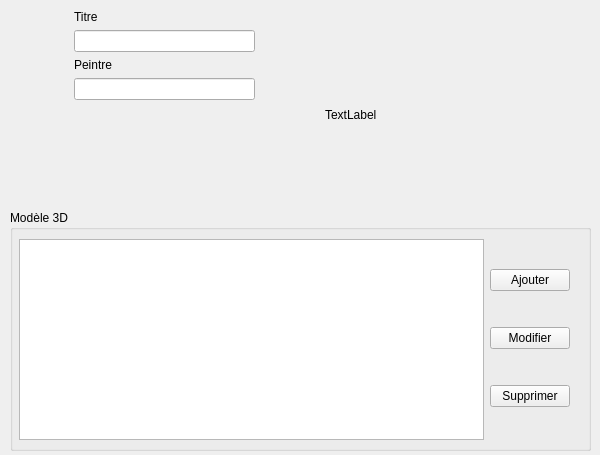
The window that formtableau.ui (norips/Projet_MBA_ConfigCreator) describes before a commit, drawn with Qt 5.
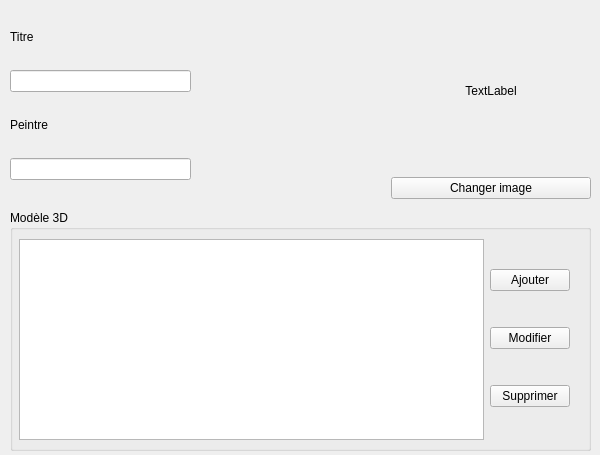
The same window after the commit.

Patch:
```diff
--- a/formtableau.ui
+++ b/formtableau.ui
@@ -2,6 +2,9 @@
 <ui version="4.0">
  <class>formTableau</class>
  <widget class="QWidget" name="formTableau">
+  <property name="windowModality">
+   <enum>Qt::ApplicationModal</enum>
+  </property>
   <property name="geometry">
    <rect>
     <x>0</x>
@@ -78,16 +81,16 @@
     </layout>
    </widget>
   </widget>
-  <widget class="QWidget" name="horizontalLayoutWidget">
+  <widget class="QWidget" name="horizontalLayoutWidget_3">
    <property name="geometry">
     <rect>
      <x>10</x>
      <y>10</y>
      <width>581</width>
-     <height>211</height>
+     <height>191</height>
     </rect>
    </property>
-   <layout class="QHBoxLayout" name="horizontalLayout">
+   <layout class="QHBoxLayout" name="horizontalLayout_3">
     <item>
      <layout class="QVBoxLayout" name="verticalLayout">
       <property name="sizeConstraint">
@@ -163,51 +166,53 @@
         </property>
        </widget>
       </item>
+     </layout>
+    </item>
       <item>
-       <spacer name="verticalSpacer">
-        <property name="minimumSize">
-         <size>
-          <width>181</width>
-          <height>102</height>
-         </size>
-        </property>
-        <property name="maximumSize">
-         <size>
-          <width>181</width>
-          <height>102</height>
-         </size>
-        </property>
+     <spacer name="horizontalSpacer">
         <property name="orientation">
-         <enum>Qt::Vertical</enum>
+       <enum>Qt::Horizontal</enum>
         </property>
         <property name="sizeHint" stdset="0">
          <size>
-          <width>20</width>
-          <height>40</height>
+        <width>40</width>
+        <height>20</height>
          </size>
         </property>
        </spacer>
       </item>
-     </layout>
-    </item>
+    <item>
+     <layout class="QVBoxLayout" name="verticalLayout_3">
     <item>
      <widget class="QLabel" name="lbPix">
       <property name="minimumSize">
        <size>
         <width>200</width>
-        <height>200</height>
+          <height>159</height>
        </size>
       </property>
       <property name="maximumSize">
        <size>
         <width>200</width>
-        <height>200</height>
+          <height>159</height>
        </size>
       </property>
       <property name="text">
        <string>TextLabel</string>
       </property>
-     </widget>
+        <property name="alignment">
+         <set>Qt::AlignCenter</set>
+        </property>
+       </widget>
+      </item>
+      <item>
+       <widget class="QPushButton" name="pbPath">
+        <property name="text">
+         <string>Changer image</string>
+        </property>
+       </widget>
+      </item>
+     </layout>
     </item>
    </layout>
   </widget>
```
Lines whose indentation alone changed are shown as unchanged.
